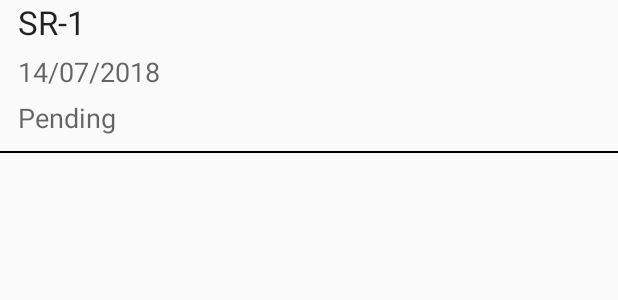
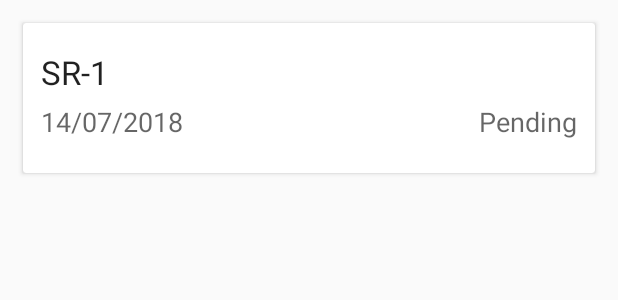
Before and after one commit to e0283982/University-Inventory-Management-System-Mobile, an Android app: the layout recyclerview_requisition_history.xml on its own in the app's theme, with its tools: preview values and no code run, on a phone screen of 412 x 824 dp. Shown: the top 300 px of the screen. Run offline under Robolectric (Android 15) with nearby library versions, the phone set to English and light mode, and no system bars; network calls fail.

```diff
--- a/SA46Team1_ADProject/app/src/main/java/com/gdipsa/iss/nus/sa46team1_adproject/Data/StaffRequisitionDetail.java
+++ b/SA46Team1_ADProject/app/src/main/java/com/gdipsa/iss/nus/sa46team1_adproject/Data/StaffRequisitionDetail.java
@@ -34,7 +34,7 @@ public class StaffRequisitionDetail {
         try {
 
             //JSONArray jsonArray = JSONParser.getJSONArrayFromUrl("http://192.168.1.75/AdProj/api/Restful/GetRequisitionHistoryDetail/" + formId);
-            JSONArray jsonArray = JSONParser.getJSONArrayFromUrl("http://172.17.50.85/AdProj/api/Restful/GetDisbursementList");
+            JSONArray jsonArray = JSONParser.getJSONArrayFromUrl("http://172.17.50.85/AdProj/api/Restful/GetRequisitionHistoryDetail/" + formId);
 
             JSONObject jsonObject;
 
--- a/SA46Team1_ADProject/app/src/main/java/com/gdipsa/iss/nus/sa46team1_adproject/Data/StaffRequisitionHeader.java
+++ b/SA46Team1_ADProject/app/src/main/java/com/gdipsa/iss/nus/sa46team1_adproject/Data/StaffRequisitionHeader.java
@@ -27,7 +27,7 @@ public class StaffRequisitionHeader {
         try {
 
             //JSONArray jsonArray = JSONParser.getJSONArrayFromUrl("http://192.168.1.75/AdProj/api/Restful/GetStaffRequisitionHeader");
-            JSONArray jsonArray = JSONParser.getJSONArrayFromUrl("http://172.17.50.85/AdProj/api/Restful/GetDisbursementList");
+            JSONArray jsonArray = JSONParser.getJSONArrayFromUrl("http://172.17.50.85/AdProj/api/Restful/GetStaffRequisitionHeader");
 
             JSONObject jsonObject;
 
--- a/SA46Team1_ADProject/app/src/main/java/com/gdipsa/iss/nus/sa46team1_adproject/Department/RequisitionHistoryActivity.java
+++ b/SA46Team1_ADProject/app/src/main/java/com/gdipsa/iss/nus/sa46team1_adproject/Department/RequisitionHistoryActivity.java
@@ -4,6 +4,7 @@ import android.content.Intent;
 import android.content.SharedPreferences;
 import android.os.AsyncTask;
 import android.preference.PreferenceManager;
+import android.support.design.widget.FloatingActionButton;
 import android.support.v7.app.AppCompatActivity;
 import android.os.Bundle;
 import android.support.v7.widget.LinearLayoutManager;
@@ -25,7 +26,6 @@ public class RequisitionHistoryActivity extends AppBaseDepartmentActivity {
     private RecyclerView mRecyclerViewRequisitionHistory;
     private RequisitionHistoryAdapter adapter;
     private ProgressBar progressBar;
-
     @Override
     protected void onCreate(Bundle savedInstanceState) {
         super.onCreate(savedInstanceState);
--- a/SA46Team1_ADProject/app/src/main/res/layout/activity_new_requisition.xml
+++ b/SA46Team1_ADProject/app/src/main/res/layout/activity_new_requisition.xml
@@ -88,7 +88,7 @@
         app:layout_constraintRight_toRightOf="parent"
         android:layout_marginRight="18dp"
         android:layout_marginBottom="12dp"
-        android:src="@drawable/ic_add_black_24dp" />
+        android:src="@drawable/ic_plus_icon" />
 
 
 
--- a/SA46Team1_ADProject/app/src/main/res/layout/activity_requisition_history.xml
+++ b/SA46Team1_ADProject/app/src/main/res/layout/activity_requisition_history.xml
@@ -38,7 +38,4 @@
         tools:layout_editor_absoluteX="16dp"
         tools:layout_editor_absoluteY="16dp" />
 
-
-
-
 </android.support.constraint.ConstraintLayout>
--- a/SA46Team1_ADProject/app/src/main/res/layout/recyclerview_requisition_history.xml
+++ b/SA46Team1_ADProject/app/src/main/res/layout/recyclerview_requisition_history.xml
@@ -1,9 +1,20 @@
 <?xml version="1.0" encoding="utf-8"?>
+<android.support.v7.widget.CardView
+    xmlns:android="http://schemas.android.com/apk/res/android"
+    style="@style/CardView.Light"
+    android:layout_width="match_parent"
+    android:layout_height="wrap_content"
+    android:layout_marginTop="15dp"
+    android:layout_marginStart="15dp"
+    android:layout_marginEnd="15dp">
+
     <android.support.constraint.ConstraintLayout xmlns:android="http://schemas.android.com/apk/res/android"
         xmlns:tools="http://schemas.android.com/tools"
         android:layout_width="match_parent"
         android:layout_height="wrap_content"
-    xmlns:app="http://schemas.android.com/apk/res-auto">
+        xmlns:app="http://schemas.android.com/apk/res-auto"
+        android:layout_marginTop="18dp"
+        android:layout_marginBottom="16dp">
 
             <TextView
                 android:id="@+id/textView_requisition_history_requisition_id"
@@ -13,9 +24,7 @@
                 app:layout_constraintLeft_toLeftOf="parent"
                 android:layout_marginLeft="12dp"
                 android:text="SR-1"
-        android:textAppearance="?android:textAppearanceLarge"
-        tools:layout_editor_absoluteX="16dp"
-        tools:layout_editor_absoluteY="16dp" />
+                android:textAppearance="?android:textAppearanceLarge" />
 
             <TextView
                 android:id="@+id/textView_requisition_history_requisition_date_requested"
@@ -25,31 +34,19 @@
                 app:layout_constraintLeft_toLeftOf="@id/textView_requisition_history_requisition_id"
                 android:layout_marginTop="6dp"
                 android:text="14/07/2018"
-        android:textAppearance="?android:textAppearanceMedium"
-        tools:layout_editor_absoluteX="16dp"
-        tools:layout_editor_absoluteY="16dp" />
+                android:textAppearance="?android:textAppearanceMedium" />
 
             <TextView
                 android:id="@+id/textView_requisition_history_approval_status"
                 android:layout_width="wrap_content"
                 android:layout_height="wrap_content"
-        app:layout_constraintTop_toBottomOf="@id/textView_requisition_history_requisition_date_requested"
-        app:layout_constraintLeft_toLeftOf="@id/textView_requisition_history_requisition_date_requested"
+                app:layout_constraintTop_toBottomOf="@id/textView_requisition_history_requisition_id"
+                app:layout_constraintRight_toRightOf="parent"
                 android:layout_marginTop="6dp"
+                android:layout_marginRight="12dp"
                 android:paddingBottom="6dp"
                 android:text="Pending"
-        android:textAppearance="?android:textAppearanceMedium"
-        tools:layout_editor_absoluteX="16dp"
-        tools:layout_editor_absoluteY="16dp" />
-
-    <View
-        android:id="@+id/view_horizontal_line_requisition_history"
-        android:layout_width="match_parent"
-        android:background="#000000"
-        android:layout_marginTop="4dp"
-        android:layout_height="1dp"
-        app:layout_constraintTop_toBottomOf="@id/textView_requisition_history_approval_status">
-    </View>
-
+                android:textAppearance="?android:textAppearanceMedium" />
 
     </android.support.constraint.ConstraintLayout>
+</android.support.v7.widget.CardView>
--- a/SA46Team1_ADProject/app/src/main/res/values/styles.xml
+++ b/SA46Team1_ADProject/app/src/main/res/values/styles.xml
@@ -5,7 +5,7 @@
         <!-- Customize your theme here. -->
         <item name="colorPrimary">#342d34</item>
         <item name="colorPrimaryDark">#342d34</item>
-        <item name="colorAccent">@color/colorAccent</item>
+        <item name="colorAccent">#342d34</item>
     </style>
     <style name="Notitle" parent="Theme.AppCompat.Light.NoActionBar"></style>
 </resources>
```
Also changed, not shown: SA46Team1_ADProject/app/src/main/res/drawable/ic_plus_icon.xml (added, +24 -0 lines). Lines whose indentation alone changed are shown as unchanged.
